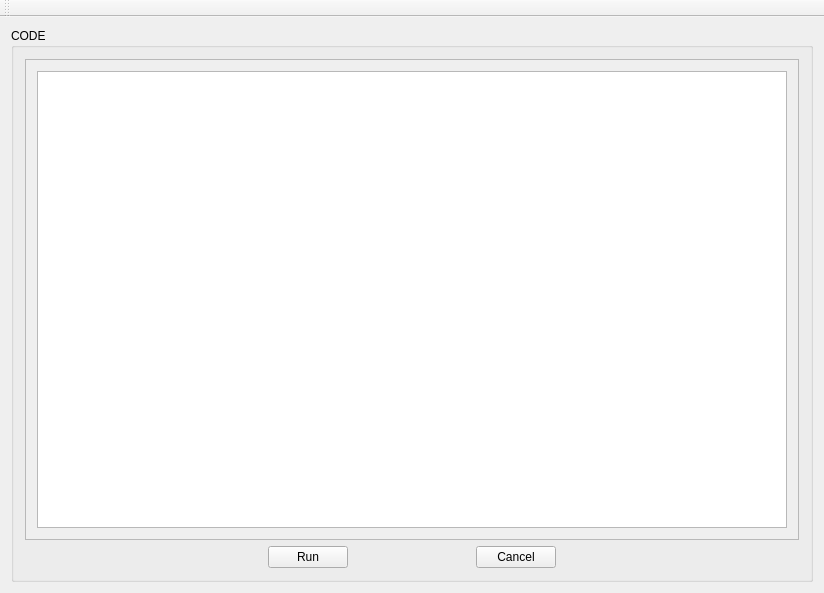
zhanghuanzj/C-, file Stone/Compiler/compiler.ui: the form before one commit.
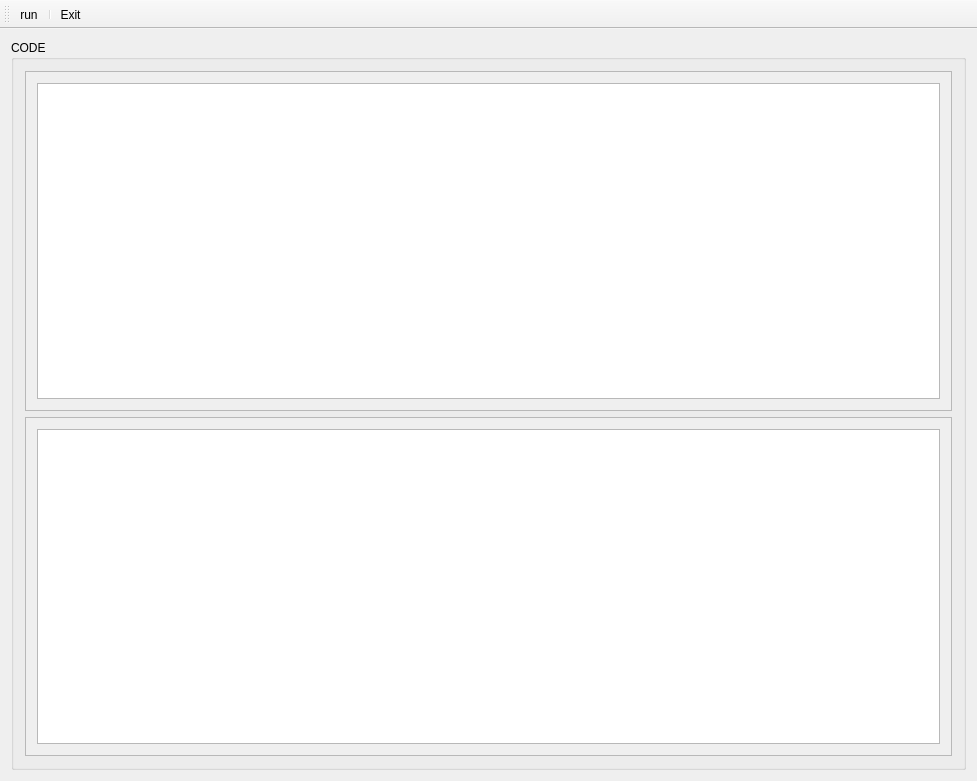
The form after the commit. Icons and pictures are not drawn.

The edit to the form file:
```diff
--- a/Stone/Compiler/compiler.ui
+++ b/Stone/Compiler/compiler.ui
@@ -6,8 +6,8 @@
    <rect>
     <x>0</x>
     <y>0</y>
-    <width>824</width>
-    <height>593</height>
+    <width>977</width>
+    <height>781</height>
    </rect>
   </property>
   <property name="windowTitle">
@@ -31,8 +31,8 @@
            <rect>
             <x>0</x>
             <y>0</y>
-            <width>784</width>
-            <height>475</height>
+            <width>937</width>
+            <height>328</height>
            </rect>
           </property>
           <layout class="QHBoxLayout" name="horizontalLayout_3">
@@ -44,101 +44,35 @@
         </widget>
        </item>
        <item>
-        <layout class="QHBoxLayout" name="horizontalLayout">
-         <item>
-          <spacer name="horizontalSpacer_5">
-           <property name="orientation">
-            <enum>Qt::Horizontal</enum>
-           </property>
-           <property name="sizeHint" stdset="0">
-            <size>
-             <width>40</width>
-             <height>20</height>
-            </size>
-           </property>
-          </spacer>
-         </item>
-         <item>
-          <spacer name="horizontalSpacer_4">
-           <property name="orientation">
-            <enum>Qt::Horizontal</enum>
-           </property>
-           <property name="sizeHint" stdset="0">
-            <size>
-             <width>40</width>
-             <height>20</height>
-            </size>
-           </property>
-          </spacer>
-         </item>
-         <item>
-          <widget class="QPushButton" name="pb_Run">
-           <property name="text">
-            <string>Run</string>
-           </property>
-          </widget>
-         </item>
-         <item>
-          <spacer name="horizontalSpacer_2">
-           <property name="orientation">
-            <enum>Qt::Horizontal</enum>
-           </property>
-           <property name="sizeHint" stdset="0">
-            <size>
-             <width>40</width>
-             <height>20</height>
-            </size>
-           </property>
-          </spacer>
-         </item>
-         <item>
-          <widget class="QPushButton" name="pb_Cancel">
-           <property name="text">
-            <string>Cancel</string>
-           </property>
-          </widget>
-         </item>
-         <item>
-          <spacer name="horizontalSpacer_3">
-           <property name="orientation">
-            <enum>Qt::Horizontal</enum>
-           </property>
-           <property name="sizeHint" stdset="0">
-            <size>
-             <width>40</width>
-             <height>20</height>
-            </size>
-           </property>
-          </spacer>
-         </item>
-         <item>
-          <spacer name="horizontalSpacer">
-           <property name="orientation">
-            <enum>Qt::Horizontal</enum>
-           </property>
-           <property name="sizeHint" stdset="0">
-            <size>
-             <width>40</width>
-             <height>20</height>
-            </size>
-           </property>
-          </spacer>
-         </item>
-        </layout>
+        <layout class="QHBoxLayout" name="horizontalLayout"/>
+       </item>
+       <item>
+        <widget class="QScrollArea" name="scrollArea_2">
+         <property name="widgetResizable">
+          <bool>true</bool>
+         </property>
+         <widget class="QWidget" name="scrollAreaWidgetContents_2">
+          <property name="geometry">
+           <rect>
+            <x>0</x>
+            <y>0</y>
+            <width>937</width>
+            <height>328</height>
+           </rect>
+          </property>
+          <layout class="QHBoxLayout" name="horizontalLayout_2">
+           <item>
+            <widget class="QTextEdit" name="textEdit_2"/>
+           </item>
+          </layout>
+         </widget>
+        </widget>
        </item>
       </layout>
      </widget>
     </item>
    </layout>
   </widget>
-  <widget class="QToolBar" name="mainToolBar">
-   <attribute name="toolBarArea">
-    <enum>TopToolBarArea</enum>
-   </attribute>
-   <attribute name="toolBarBreak">
-    <bool>false</bool>
-   </attribute>
-  </widget>
   <widget class="QMenuBar" name="menuBar">
    <property name="geometry">
     <rect>
@@ -149,6 +83,53 @@
     </rect>
    </property>
   </widget>
+  <widget class="QToolBar" name="toolBar">
+   <property name="windowTitle">
+    <string>toolBar</string>
+   </property>
+   <attribute name="toolBarArea">
+    <enum>TopToolBarArea</enum>
+   </attribute>
+   <attribute name="toolBarBreak">
+    <bool>false</bool>
+   </attribute>
+   <addaction name="actionRun"/>
+   <addaction name="separator"/>
+   <addaction name="actionExit"/>
+  </widget>
+  <action name="actionRun">
+   <property name="icon">
+    <iconset resource="compiler.qrc">
+     <normaloff>:/Compiler/Icons/Run.gif</normaloff>:/Compiler/Icons/Run.gif</iconset>
+   </property>
+   <property name="text">
+    <string>run</string>
+   </property>
+   <property name="toolTip">
+    <string>run</string>
+   </property>
+   <property name="shortcut">
+    <string>Ctrl+R</string>
+   </property>
+  </action>
+  <action name="actionExit">
+   <property name="checkable">
+    <bool>false</bool>
+   </property>
+   <property name="icon">
+    <iconset resource="compiler.qrc">
+     <normaloff>:/Compiler/Icons/Close.gif</normaloff>:/Compiler/Icons/Close.gif</iconset>
+   </property>
+   <property name="text">
+    <string>Exit</string>
+   </property>
+   <property name="toolTip">
+    <string>Exit</string>
+   </property>
+   <property name="shortcut">
+    <string>Esc</string>
+   </property>
+  </action>
  </widget>
  <layoutdefault spacing="6" margin="11"/>
  <resources>
```
Left out of the diff: 6 changed lines with no effect on the pictures.
